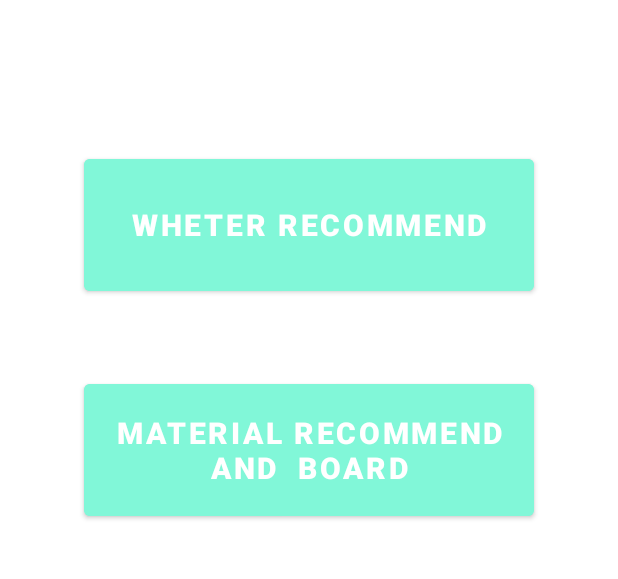
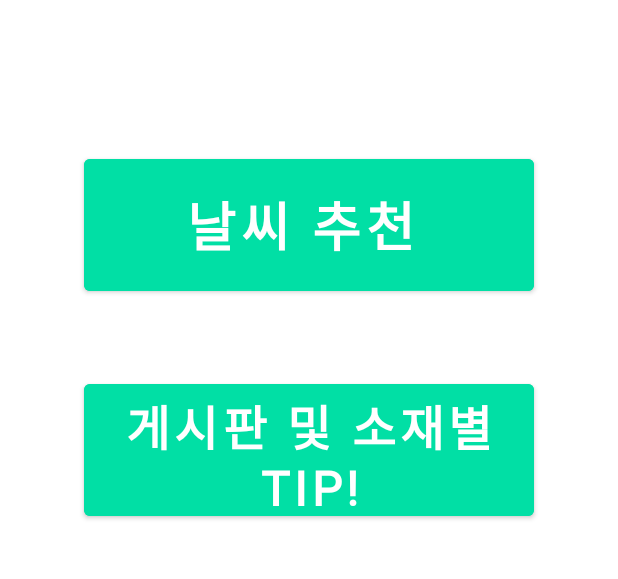
Before and after one commit to opensource2023-2/optest, an Android app: the home_page screen opened directly, with no data from a screen before it, on a phone screen of 412 x 824 dp, the part 180-759 px from its top. Run offline under Robolectric (Android 15) with nearby library versions, the phone set to English and light mode, and no system bars; 2 statements that could not run were skipped.

Commit message:
폰트 추가

```diff
--- a/app/src/main/res/drawable/button.xml
+++ b/app/src/main/res/drawable/button.xml
@@ -1,6 +1,6 @@
 <!-- rounded_button.xml -->
 <shape xmlns:android="http://schemas.android.com/apk/res/android"
     android:shape="rectangle">
-    <solid android:color="#81F7D8" /> <!-- 버튼 배경색 -->
+    <solid android:color="#01DFA5" /> <!-- 버튼 배경색 -->
     <corners android:radius="17dp" /> <!-- 모서리의 반지름, 필요에 따라 조절하세요 -->
 </shape>
--- a/app/src/main/res/layout/activity_board.xml
+++ b/app/src/main/res/layout/activity_board.xml
@@ -55,7 +55,7 @@
         android:layout_marginTop="16sp"
         android:layout_marginEnd="17dp"
         android:layout_marginBottom="17dp"
-        android:backgroundTint="#81F7D8"
+        android:backgroundTint="#01DFA5"
         android:src="@drawable/baseline_add_24" />
 
 
--- a/app/src/main/res/layout/activity_home_page.xml
+++ b/app/src/main/res/layout/activity_home_page.xml
@@ -13,7 +13,6 @@
         android:id="@+id/imageView"
         android:layout_width="135dp"
         android:layout_height="100dp"
-
         android:layout_marginTop="20dp"
         app:srcCompat="@drawable/logo" />
 
@@ -22,11 +21,11 @@
         android:layout_width="300dp"
         android:layout_height="100dp"
         android:layout_gravity="center"
-
         android:layout_marginTop="100dp"
-        android:backgroundTint="#81F7D8"
-        android:text="wheter recommend"
-        android:textSize="20dp"
+        android:backgroundTint="#01DFA5"
+        android:text="날씨 추천 "
+        android:textSize="35dp"
+        android:fontFamily="@font/roundfont"
         android:textStyle="bold"
 
         />
@@ -37,9 +36,10 @@
         android:layout_height="100dp"
         android:layout_marginTop="50dp"
         android:layout_gravity="center"
-        android:backgroundTint="#81F7D8"
-        android:text="Material recommend and  Board"
-        android:textSize="20sp"
+        android:backgroundTint="#01DFA5"
+        android:text="게시판 및 소재별 Tip!"
+        android:fontFamily="@font/roundfont"
+        android:textSize="32sp"
         android:textStyle="bold"
 
         />
--- a/app/src/main/res/layout/activity_login_page.xml
+++ b/app/src/main/res/layout/activity_login_page.xml
@@ -44,7 +44,7 @@
         android:id="@+id/login_success"
         android:layout_width="300dp"
         android:layout_height="wrap_content"
-        android:backgroundTint="#81F7D8"
+        android:backgroundTint="#01DFA5"
         android:layout_gravity="center"
         android:layout_marginTop="20dp"
         android:text="LOGIN"
@@ -58,7 +58,7 @@
         android:layout_height="50dp"
         android:layout_gravity="center"
         android:layout_marginTop="3dp"
-        android:backgroundTint="#81F7D8"
+        android:backgroundTint="#01DFA5"
         android:text="signup" />
 
 
```
Also changed, not shown: app/src/main/res/font/font.xml (added, +8 -0 lines), app/src/main/res/layout/activity_main2.xml (+6 -3 lines), 2 other files.
